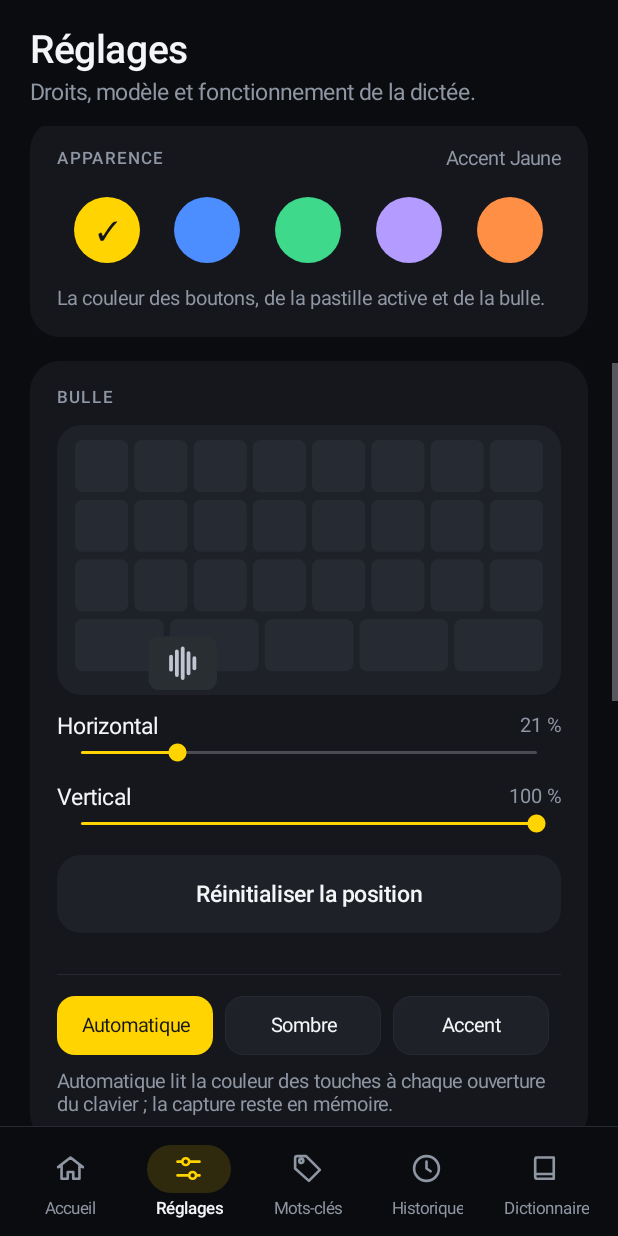
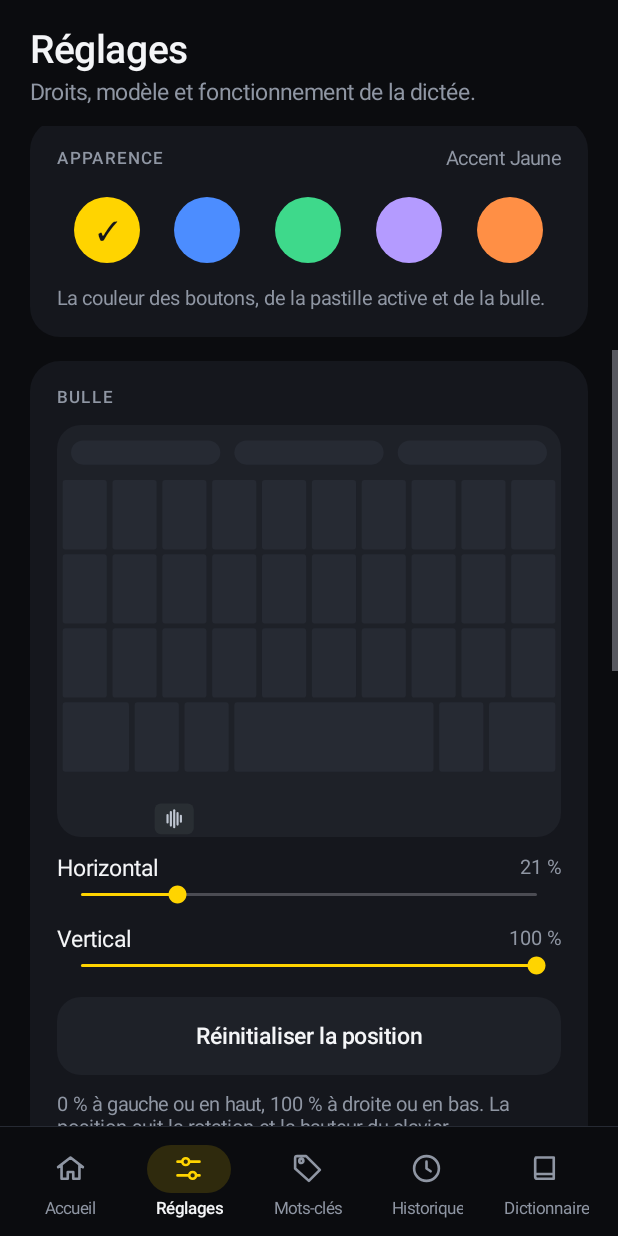
Before and after one commit to Espilonn/MyWhisper, an Android app: the screen it shows after launch (MainActivity), scrolled down 466 dp, on a phone screen of 412 x 824 dp. Run offline under Robolectric (Android 15) with nearby library versions, the phone set to English and light mode, and no system bars.

Commit message:
Version 1.1.2: bubble colour follows the keyboard, adjustable position
- Sample the keyboard background once per opening via a display capture
  cropped to the IME rect (window capture came back all black on device)
- Anchor the vertical position on the screen bottom and the keyboard
  window height: the rect is still animating at attach time
- Redraw the settings preview at Gboard proportions, with the real bottom
  row and the travel the service uses
- Escape the literal % in the bubble hint string, which crashed the app
  on launch in 1.1.1

Co-authored-by: OpenBot <335604065+openbotgit[bot]@users.noreply.github.com>

```diff
--- a/app/build.gradle.kts
+++ b/app/build.gradle.kts
@@ -19,8 +19,8 @@ android {
         applicationId = "dev.voxkey.bench"
         minSdk = 31
         targetSdk = 35
-        versionCode = 4
-        versionName = "1.1.1"
+        versionCode = 5
+        versionName = "1.1.2"
 
         // On-device benchmarks only; the shipping app never links this.
         testInstrumentationRunner = "androidx.test.runner.AndroidJUnitRunner"
--- a/app/src/main/java/dev/voxkey/bench/BubblePreview.kt
+++ b/app/src/main/java/dev/voxkey/bench/BubblePreview.kt
@@ -9,8 +9,9 @@ import android.view.View
 /**
  * Aperçu de la position de la bulle dans le clavier.
  *
- * Un clavier factice aux mêmes proportions suffit : l'aperçu prend la couleur que la bulle
- * aurait (clavier lu, sombre ou accent) et se redessine à chaque déplacement du curseur.
+ * Un clavier factice aux proportions de Gboard suffit : mêmes rangées de touches, même barre
+ * du bas (espace large), et la bulle posée avec exactement le calcul du service. L'aperçu
+ * prend la couleur que la bulle aurait (clavier lu, sombre ou accent).
  */
 class BubblePreview(ctx: Context) : View(ctx) {
 
@@ -31,37 +32,59 @@ class BubblePreview(ctx: Context) : View(ctx) {
         invalidate()
     }
 
+    /** Proportions du vrai clavier : 1080 × 883 px sur le téléphone de référence. */
+    override fun onMeasure(widthMeasureSpec: Int, heightMeasureSpec: Int) {
+        val w = MeasureSpec.getSize(widthMeasureSpec)
+        setMeasuredDimension(w, (w * KB_H / KB_W).toInt())
+    }
+
     override fun onDraw(canvas: Canvas) {
         val w = width.toFloat()
         val h = height.toFloat()
         if (w <= 0f || h <= 0f) return
+        val scale = w / KB_W
 
-        // Clavier factice, proportions de Gboard en portrait (1080 × 883 environ).
         paint.color = Ui.CARD_HI
         rect.set(0f, 0f, w, h)
         canvas.drawRoundRect(rect, dp(16f), dp(16f), paint)
 
-        // Quelques touches : la position de la bulle se lit d'un coup d'œil.
+        // Bande de suggestions (les trois mots proposés par Gboard), puis quatre rangées de
+        // touches qui remplissent la hauteur jusqu'au bas de l'écran.
         paint.color = Ui.LINE
-        val pad = dp(10f)
-        val rowH = (h - pad * 2) / 4.6f
-        for (r in 0 until 4) {
-            val top = pad + r * (rowH + dp(5f))
-            val cols = if (r < 3) 8 else 5
-            val colW = (w - pad * 2) / cols
-            for (c in 0 until cols) {
-                rect.set(pad + c * colW + dp(2f), top, pad + c * colW + colW - dp(2f), top + rowH)
-                canvas.drawRoundRect(rect, dp(5f), dp(5f), paint)
-            }
+        val stripH = 118f * scale
+        repeat(3) { i ->
+            val w3 = (w - 120f * scale) / 3f
+            val l = 30f * scale + i * (w3 + 30f * scale)
+            rect.set(l, stripH * 0.28f, l + w3, stripH * 0.72f)
+            canvas.drawRoundRect(rect, stripH * 0.22f, stripH * 0.22f, paint)
         }
 
-        // La bulle, à l'échelle du clavier factice : mêmes fractions que le service.
-        val scale = w / resources.displayMetrics.widthPixels
+        val padX = 12f * scale
+        val gap = 12f * scale
+        val rowGap = 10f * scale
+        // Espace libre sous la dernière rangée, comme sur Gboard (barre de navigation du
+        // téléphone), à la moitié de la place qu'il occupait avant.
+        val bottomPad = 140f * scale
+        val keyH = (h - stripH - rowGap * 3f - bottomPad) / 4f
+        val rows = listOf(
+            FloatArray(10) { 1f },
+            FloatArray(10) { 1f },
+            FloatArray(10) { 1f },
+            floatArrayOf(1.5f, 1f, 1f, 4.5f, 1f, 1.5f),
+        )
+        var y = stripH
+        for (weights in rows) {
+            drawRow(canvas, weights, padX, w - padX, y, keyH, gap)
+            y += keyH + rowGap
+        }
+
+        // La bulle : mêmes fractions, même ancrage en bas que [OverlayService.placeAttached].
         val bw = dp(56f) * scale
         val bh = dp(44f) * scale
+        val inset = dp(4f) * scale
+        val travel = h - inset - bh
         val left = bx * (w - bw)
-        val bottom = h - dp(4f) * scale - bh
-        val top = bottom - (1f - by) * bottom
+        val top = travel - (1f - by) * travel
         paint.color = Bubble.background(context)
         rect.set(left, top, left + bw, top + bh)
         canvas.drawRoundRect(rect, dp(9f) * scale, dp(9f) * scale, paint)
@@ -70,20 +93,45 @@ class BubblePreview(ctx: Context) : View(ctx) {
         paint.color = Bubble.idleInk(context) ?: 0xFFBFC6D2.toInt()
         val bars = floatArrayOf(0.5f, 0.82f, 1f, 0.72f, 0.42f)
         val barW = bw * 0.055f
-        val gap = barW * 0.55f
-        val total = bars.size * barW + (bars.size - 1) * gap
+        val gap2 = barW * 0.55f
+        val total = bars.size * barW + (bars.size - 1) * gap2
         var x = left + (bw - total) / 2f
         for (bar in bars) {
             val height = bh * 0.62f * bar
             val barTop = top + (bh - height) / 2f
             rect.set(x, barTop, x + barW, barTop + height)
             canvas.drawRoundRect(rect, barW / 2f, barW / 2f, paint)
-            x += barW + gap
+            x += barW + gap2
+        }
+    }
+
+    /** Une rangée de touches, largeurs relatives dans [weights]. */
+    private fun drawRow(
+        canvas: Canvas,
+        weights: FloatArray,
+        left: Float,
+        right: Float,
+        top: Float,
+        height: Float,
+        gap: Float,
+    ) {
+        val usable = right - left - gap * (weights.size - 1)
+        val unit = usable / weights.sum()
+        var x = left
+        for (weight in weights) {
+            val kw = unit * weight
+            rect.set(x, top, x + kw, top + height)
+            canvas.drawRoundRect(rect, 5f * (height / 118f), 5f * (height / 118f), paint)
+            x += kw + gap
         }
     }
 
     companion object {
         /** Position historique de la bulle, en fraction de la largeur du clavier. */
         const val DEFAULT_X = 0.21f
+
+        /** Taille du clavier de référence, en pixels : 1080 × 883 chez Gboard en portrait. */
+        private const val KB_W = 1080f
+        private const val KB_H = 883f
     }
 }
--- a/app/src/main/java/dev/voxkey/bench/OverlayService.kt
+++ b/app/src/main/java/dev/voxkey/bench/OverlayService.kt
@@ -325,7 +325,10 @@ class OverlayService : Service() {
         // Un seul pixel de clavier visible suffit : accrochée dès le début de la montée, la
         // surface suit ensuite l'animation d'elle-même. Attendre que le clavier soit levé de
         // 150 px ajoutait exactement le délai qu'on voyait à l'ouverture.
-        val visible = w != null && w.first.top < wm.currentWindowMetrics.bounds.height()
+        // Sauf qu'une fenêtre basse (barre repliée, 37 px mesurés) n'est pas un clavier : la
+        // placer et l'échantillonner dessus donnait une bulle noire collée en bas.
+        val visible = w != null && w.first.top < wm.currentWindowMetrics.bounds.height() &&
+            w.first.height() > dp(120)
         if (!visible) {
             // Clavier fermé : c'est ici que se jouait le bug de la bulle qui ne revenait jamais.
             // `imeWindow()` manque parfois une frame pendant l'animation, donc on note la fermeture
@@ -529,8 +532,17 @@ class OverlayService : Service() {
         val now = SystemClock.uptimeMillis()
         if (now - lastSampleMs < SAMPLE_MS) return
         val a11y = VoxkeyAccessibilityService.instance ?: return
+        // Le clavier doit être levé : capturé pendant la montée, il n'est pas encore dessiné et
+        // la médiane sort en noir pur.
+        val w = a11y.imeWindow() ?: return
+        val kb = w.first
+        val screenH = wm.currentWindowMetrics.bounds.height()
+        if (kb.height() <= dp(120)) return
+        if (kb.top > screenH - dp(200)) return
+        if (kb.bottom > screenH + dp(24)) return
         lastSampleMs = now
         a11y.sampleKeyboardColor { color ->
+            Log.d("VXK", "sample=#${Integer.toHexString(color)}")
             if (color == 0 || color == Bubble.sampled(this)) return@sampleKeyboardColor
             Bubble.setSampled(this, color)
             applyBubbleColor()
@@ -662,10 +674,15 @@ class OverlayService : Service() {
         if (Bubble.custom(this)) {
             // Fractions du clavier : la bulle suit la rotation, un écran plié et la hauteur
             // variable du clavier, sans réglage par appareil.
+            // Au moment du rattachement, le clavier n'a pas fini de monter : sa fenêtre est encore
+            // collée en bas (mesurée à 38 px de haut, débordant sous l'écran) alors que sa hauteur
+            // définitive, elle, est déjà bonne. On ancre donc sur le bas de l'écran, où le clavier
+            // finit toujours, et sur la hauteur de la fenêtre.
             val w = dp(KEY_W_DP)
             val h = dp(KEY_H_DP)
+            val kh = kb.height()
             posX = (kb.left + Bubble.x(this) * (kb.width() - w)).toInt()
-            posY = (kb.bottom - top - dp(4) - h - (1f - Bubble.y(this)) * (kb.height() - h - dp(4))).toInt()
+            posY = (screenBottom - top - dp(4) - h - (1f - Bubble.y(this)) * (kh - h - dp(4))).toInt()
         } else {
             // Position d'origine, gardée telle quelle tant que l'utilisateur n'a rien réglé.
             posX = (kb.width() * KEY_LEFT_RATIO).toInt() - 30
@@ -673,9 +690,10 @@ class OverlayService : Service() {
         }
         SurfaceControl.Transaction().setPosition(sc, posX.toFloat(), posY.toFloat()).setLayer(sc, 1).apply()
         applyBubbleColor()
-        // Capture après la fin de l'animation : pendant la montée, la fenêtre du clavier laisse
-        // voir l'application derrière et la médiane prendrait sa couleur.
-        main.postDelayed({ sampleBubbleColor() }, 350)
+        // Capture après la fin de l'animation, avec une seconde chance : pendant la montée, la
+        // fenêtre du clavier laisse voir l'application derrière et la médiane prendrait sa couleur.
+        main.postDelayed({ sampleBubbleColor() }, 500)
+        main.postDelayed({ sampleBubbleColor() }, 1300)
         Log.d("VXK", "place pos=$posX,$posY ecran=$screenBottom haut=$top")
     }
 
--- a/app/src/main/java/dev/voxkey/bench/SettingsScreen.kt
+++ b/app/src/main/java/dev/voxkey/bench/SettingsScreen.kt
@@ -218,11 +218,8 @@ class SettingsScreen(private val act: Activity, private val ui: UiKit) {
         val bubble = ui.card()
         bubble.addView(ui.label(ui.t(R.string.settings_bubble)))
         bubblePreview = BubblePreview(act).apply { refresh(act) }
-        // Hauteur fixe : l'aperçu n'a pas de taille intrinsèque.
-        bubble.addView(
-            bubblePreview,
-            LinearLayout.LayoutParams(MATCH, ui.dp(180)).apply { topMargin = ui.dp(12) },
-        )
+        // Hauteur calculée par l'aperçu lui-même, aux proportions du clavier.
+        bubble.addFull(bubblePreview, 12)
         addSlider(bubble, ui.t(R.string.settings_bubble_horizontal), BubblePreview.DEFAULT_X) { x ->
             Bubble.setPosition(act, x, Bubble.y(act))
             bubblePreview.refresh(act)
--- a/app/src/main/java/dev/voxkey/bench/VoxkeyAccessibilityService.kt
+++ b/app/src/main/java/dev/voxkey/bench/VoxkeyAccessibilityService.kt
@@ -99,7 +99,9 @@ class VoxkeyAccessibilityService : AccessibilityService() {
         val w = imeWindow() ?: return
         val callback = object : TakeScreenshotCallback {
             override fun onSuccess(result: ScreenshotResult) {
-                val color = medianColor(result, if (Build.VERSION.SDK_INT >= 34) null else w.first)
+                // Capture d'écran complète puis recadrage sur le clavier : la capture d'une
+                // fenêtre seule (API 34) revenait entièrement noire sur ce téléphone.
+                val color = medianColor(result, w.first)
                 if (color != 0) done(color)
             }
 
@@ -108,9 +110,7 @@ class VoxkeyAccessibilityService : AccessibilityService() {
             }
         }
         runCatching {
-            // API 34 : la fenêtre du clavier seule, donc sans notre bulle ni le reste de l'écran.
-            if (Build.VERSION.SDK_INT >= 34) takeScreenshotOfWindow(w.second, mainExecutor, callback)
-            else takeScreenshot(Display.DEFAULT_DISPLAY, mainExecutor, callback)
+            takeScreenshot(Display.DEFAULT_DISPLAY, mainExecutor, callback)
         }.onFailure { Log.w(TAG, "screenshot refused", it) }
     }
 
--- a/app/src/main/res/values/strings_settings.xml
+++ b/app/src/main/res/values/strings_settings.xml
@@ -47,7 +47,7 @@
     <string name="settings_bubble_vertical">Vertical</string>
     <string name="settings_bubble_percent">%1$d %%</string>
     <string name="settings_bubble_reset">Réinitialiser la position</string>
-    <string name="settings_bubble_hint">0 % à gauche ou en haut, 100 % à droite ou en bas. La position suit la rotation et la hauteur du clavier.</string>
+    <string name="settings_bubble_hint">0 %% à gauche ou en haut, 100 %% à droite ou en bas. La position suit la rotation et la hauteur du clavier.</string>
     <string name="settings_bubble_color_hint">Automatique lit la couleur des touches à chaque ouverture du clavier ; la capture reste en mémoire.</string>
     <string name="settings_bubble_auto">Automatique</string>
     <string name="settings_bubble_dark">Sombre</string>
```
Also changed, not shown: 2 other files.
